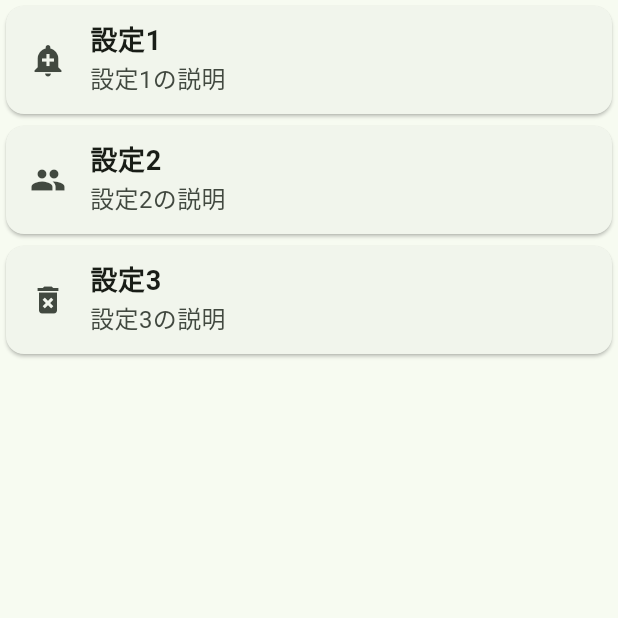
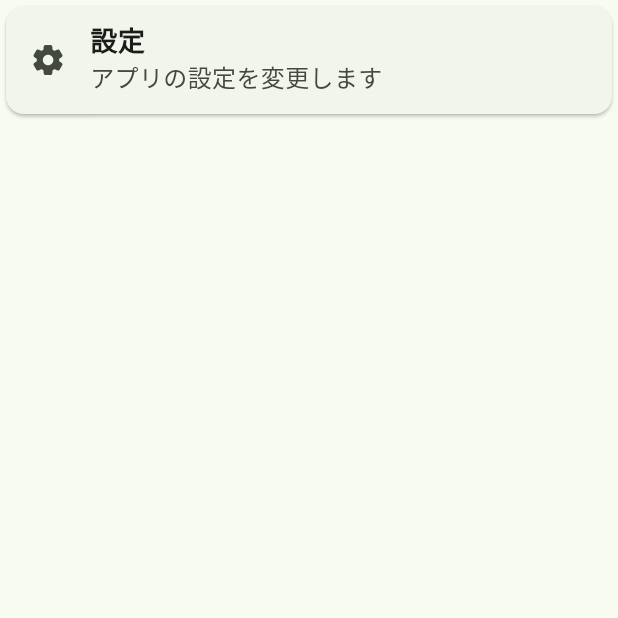
Before and after one commit to yuru-fuwa/maiporarisu, a Flutter app: the screen it shows after launch, in the side drawer, after a tap on "設定", on a phone screen of 412 x 824 dp, the top half of it. Run offline on Flutter 3.47's test engine with Material 2 defaults, Android fonts, the phone set to English and light mode, and no system bars; our stand-ins replace flutter_dotenv, flutter_hooks, freezed_annotation, geolocator, google_maps_flutter, hooks_riverpod and 1 more.

Commit message:
features: Add route in SettingScreen

```diff
--- a/lib/ui/screens/setting_screen/setting_screen.dart
+++ b/lib/ui/screens/setting_screen/setting_screen.dart
@@ -1,4 +1,5 @@
 import 'package:flutter/material.dart';
+import 'package:maiporarisu/ui/screens/schedule_map_screen/map_schedule_screen.dart';
 
 class SettingScreen extends StatelessWidget {
   const SettingScreen({super.key});
@@ -7,19 +8,12 @@ class SettingScreen extends StatelessWidget {
   Widget build(BuildContext context) {
     final List<Map<String, dynamic>> items = [
       {
-        'title': '設定1',
-        'text': '設定1の説明',
-        'icon': Icons.add_alert,
-      },
-      {
-        'title': '設定2',
-        'text': '設定2の説明',
-        'icon': Icons.people,
-      },
-      {
-        'title': '設定3',
-        'text': '設定3の説明',
-        'icon': Icons.delete_forever,
+        // 'title': 'ペアリング',
+        // 'text': 'QRコードを読み取りタスクを共有します',
+        'title': '設定',
+        'text': 'アプリの設定を変更します',
+        'icon': Icons.settings_rounded,
+        'route': const MapScheduleScreen(),
       },
     ];
 
@@ -31,6 +25,7 @@ class SettingScreen extends StatelessWidget {
             title: items[index]['title'],
             text: items[index]['text'],
             icon: items[index]['icon'],
+            route: items[index]['route'],
           );
         },
       ),
@@ -42,12 +37,14 @@ class SettingListItem extends StatelessWidget {
   final String title;
   final String text;
   final IconData icon;
+  final Widget route;
 
   const SettingListItem({
     super.key,
     required this.title,
     required this.text,
     required this.icon,
+    required this.route,
   });
 
   @override
@@ -69,6 +66,15 @@ class SettingListItem extends StatelessWidget {
             fontSize: 16,
           ),
         ),
+        onTap: () {
+          Navigator.pop(context);
+          Navigator.push(
+            context,
+            MaterialPageRoute(
+              builder: (context) => route,
+            ),
+          );
+        },
       ),
     );
   }
```
